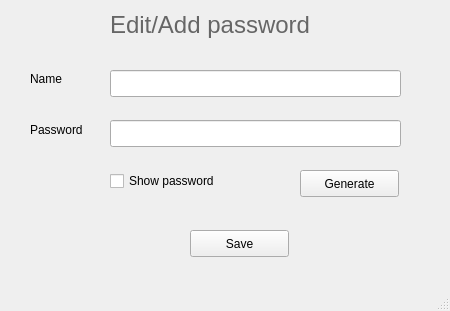
password-manager/linux, file guis/savePassword.ui: the form before one commit.
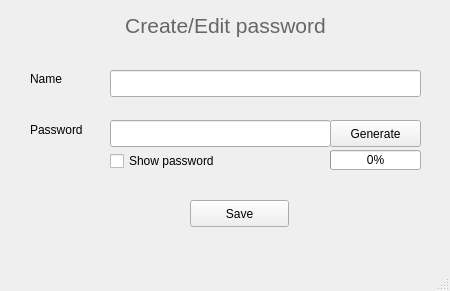
The form after the commit.

Commit message: Change GUIs, add password checker

Diff of the .ui file:
```diff
--- a/guis/savePassword.ui
+++ b/guis/savePassword.ui
@@ -7,7 +7,7 @@
     <x>0</x>
     <y>0</y>
     <width>450</width>
-    <height>311</height>
+    <height>291</height>
    </rect>
   </property>
   <property name="windowTitle">
@@ -18,7 +18,7 @@
     <property name="geometry">
      <rect>
       <x>190</x>
-      <y>230</y>
+      <y>200</y>
       <width>99</width>
       <height>27</height>
      </rect>
@@ -32,7 +32,7 @@
      <rect>
       <x>110</x>
       <y>70</y>
-      <width>291</width>
+      <width>311</width>
       <height>27</height>
      </rect>
     </property>
@@ -42,7 +42,7 @@
      <rect>
       <x>110</x>
       <y>120</y>
-      <width>291</width>
+      <width>221</width>
       <height>27</height>
      </rect>
     </property>
@@ -77,7 +77,7 @@
     <property name="geometry">
      <rect>
       <x>110</x>
-      <y>170</y>
+      <y>150</y>
       <width>131</width>
       <height>22</height>
      </rect>
@@ -89,22 +89,22 @@
    <widget class="QLabel" name="label_3">
     <property name="geometry">
      <rect>
-      <x>110</x>
+      <x>10</x>
       <y>10</y>
-      <width>221</width>
+      <width>431</width>
       <height>31</height>
      </rect>
     </property>
     <property name="text">
-     <string>&lt;html&gt;&lt;head/&gt;&lt;body&gt;&lt;p&gt;&lt;span style=&quot; font-size:18pt; color:#666666;&quot;&gt;Edit/Add password&lt;/span&gt;&lt;/p&gt;&lt;/body&gt;&lt;/html&gt;</string>
+     <string>&lt;html&gt;&lt;head/&gt;&lt;body&gt;&lt;p align=&quot;center&quot;&gt;&lt;span style=&quot; font-size:16pt; color:#666666;&quot;&gt;Create/Edit password&lt;/span&gt;&lt;/p&gt;&lt;/body&gt;&lt;/html&gt;</string>
     </property>
    </widget>
    <widget class="QPushButton" name="generateButton">
     <property name="geometry">
      <rect>
-      <x>300</x>
-      <y>170</y>
-      <width>99</width>
+      <x>330</x>
+      <y>120</y>
+      <width>91</width>
       <height>27</height>
      </rect>
     </property>
@@ -112,6 +112,19 @@
      <string>Generate</string>
     </property>
    </widget>
+   <widget class="QProgressBar" name="progressBar">
+    <property name="geometry">
+     <rect>
+      <x>330</x>
+      <y>150</y>
+      <width>91</width>
+      <height>20</height>
+     </rect>
+    </property>
+    <property name="value">
+     <number>0</number>
+    </property>
+   </widget>
   </widget>
   <widget class="QMenuBar" name="menubar">
    <property name="geometry">
```
The commit also changes 8 other files.
